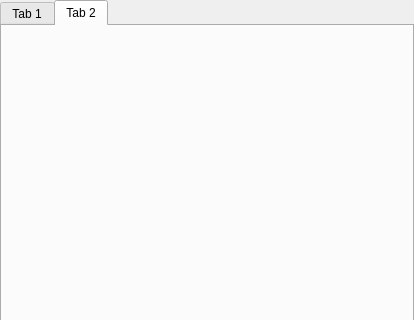
Qt form notes_window.ui (danielczinege/Calculator_with_notes) before a commit; both pictures show x 0 to 414 and y 0 to 320 of the 414 by 583 pixel window.
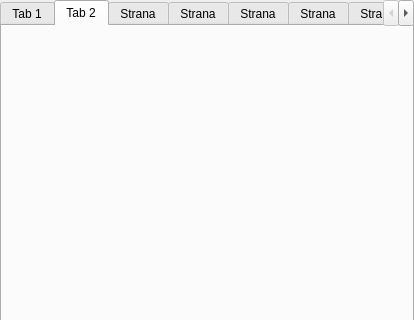
The same form after that commit. The open tabs and pages were chosen to show the change.

Commit message: notes_button now works

The edit to the form file:
```diff
--- a/notes_window.ui
+++ b/notes_window.ui
@@ -82,6 +82,41 @@
         </property>
        </layout>
       </widget>
+      <widget class="QWidget" name="tab_3">
+       <attribute name="title">
+        <string>Strana</string>
+       </attribute>
+      </widget>
+      <widget class="QWidget" name="tab_4">
+       <attribute name="title">
+        <string>Strana</string>
+       </attribute>
+      </widget>
+      <widget class="QWidget" name="tab_5">
+       <attribute name="title">
+        <string>Strana</string>
+       </attribute>
+      </widget>
+      <widget class="QWidget" name="tab_6">
+       <attribute name="title">
+        <string>Strana</string>
+       </attribute>
+      </widget>
+      <widget class="QWidget" name="tab_7">
+       <attribute name="title">
+        <string>Strana</string>
+       </attribute>
+      </widget>
+      <widget class="QWidget" name="tab_8">
+       <attribute name="title">
+        <string>Strana</string>
+       </attribute>
+      </widget>
+      <widget class="QWidget" name="tab_9">
+       <attribute name="title">
+        <string>Strana</string>
+       </attribute>
+      </widget>
      </widget>
     </item>
    </layout>
```
Left out of the diff: 2 changed lines with no effect on the pictures. The commit also changes 2 other files.
